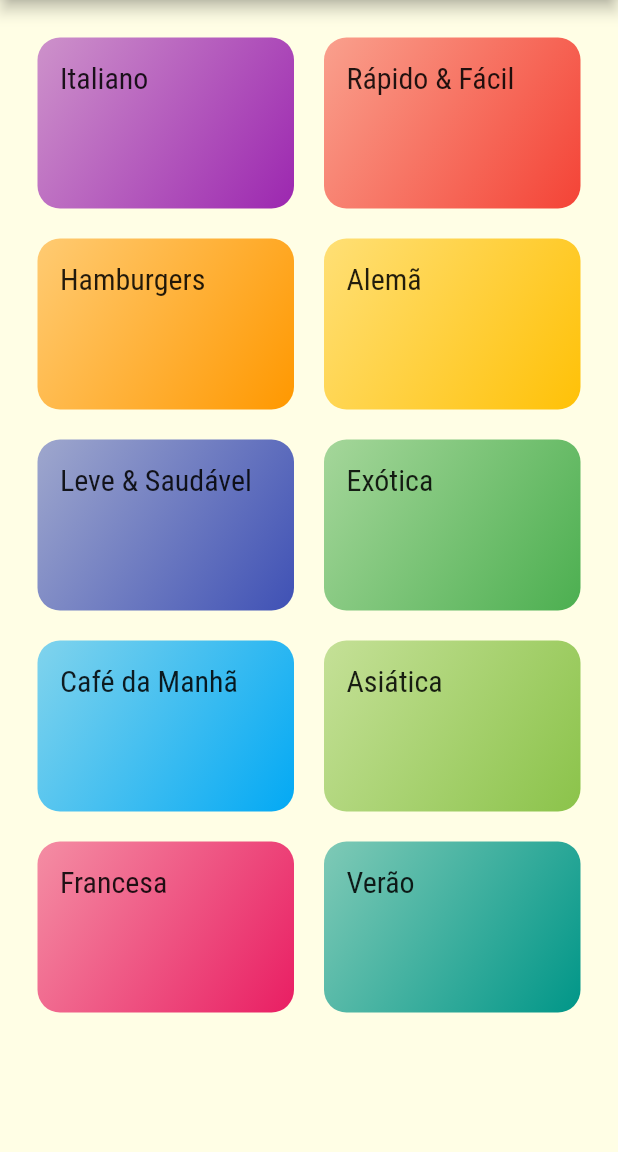
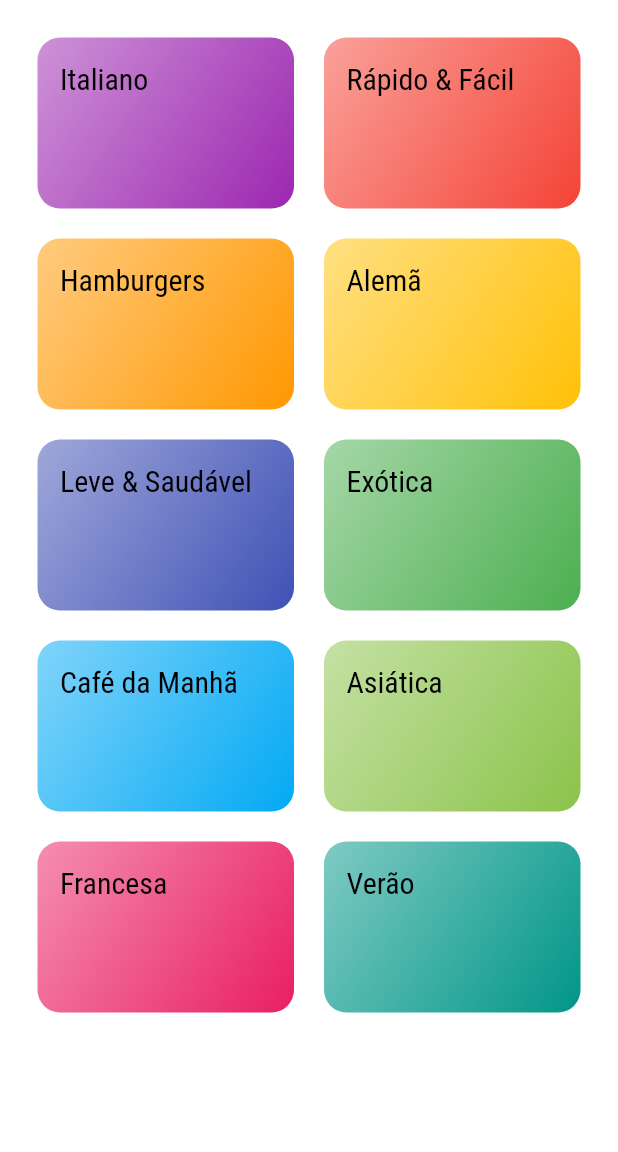
Before and after one commit to MatheusDCasanova/food_app, a Flutter app: the screen it shows after launch, on a phone screen of 412 x 824 dp, the part 84-1236 px from its top. Run offline on Flutter 3.47's test engine with Material 2 defaults, Android fonts, the phone set to English and light mode, and no system bars.

Commit message:
applied material 3

```diff
--- a/lib/main.dart
+++ b/lib/main.dart
@@ -27,6 +27,7 @@ class MyApp extends StatelessWidget {
                 fontFamily: 'RobotoCondensed',
               ),
             ),
+        useMaterial3: true,
       ),
       routes: {
         AppRoutes.HOME: (context) => const CategoriesScreen(),
--- a/lib/screens/categories_meals_screen.dart
+++ b/lib/screens/categories_meals_screen.dart
@@ -13,8 +13,11 @@ class CategoriesMealsScreen extends StatelessWidget {
         .toList();
 
     return Scaffold(
+      backgroundColor: Colors.white,
       appBar: AppBar(
         title: Text('${category.title}'),
+        backgroundColor: Theme.of(context).primaryColor,
+        foregroundColor: Colors.white,
       ),
       body: ListView.builder(
         itemCount: categoryMeals.length,
--- a/lib/screens/categories_screen.dart
+++ b/lib/screens/categories_screen.dart
@@ -8,7 +8,11 @@ class CategoriesScreen extends StatelessWidget {
   @override
   Widget build(BuildContext context) {
     return Scaffold(
-      appBar: AppBar(title: const Text("Vamos Cozinhar?")),
+      appBar: AppBar(
+        title: const Text("Vamos Cozinhar?"),
+        backgroundColor: Theme.of(context).primaryColor,
+        foregroundColor: Colors.white,
+      ),
       body: GridView(
         padding: const EdgeInsets.all(25),
         gridDelegate: const SliverGridDelegateWithMaxCrossAxisExtent(
@@ -21,6 +25,7 @@ class CategoriesScreen extends StatelessWidget {
           return CategoryItem(cat);
         }).toList(),
       ),
+      backgroundColor: Colors.white,
     );
   }
 }
```
